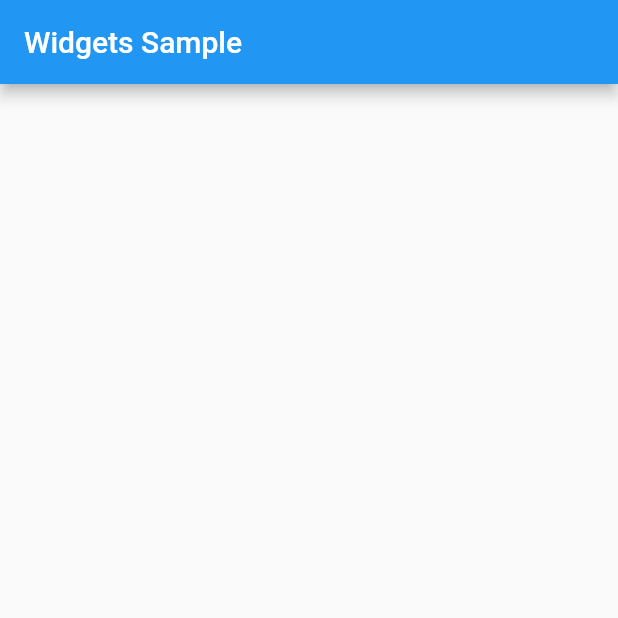
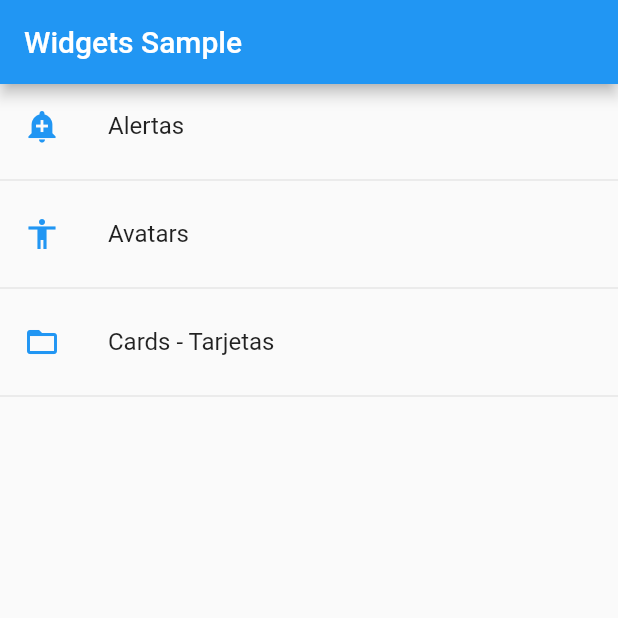
Before and after one commit to SergioDim3nsions/WidgetsSample-Flutter, a Flutter app: the screen it shows after launch, on a phone screen of 412 x 824 dp, the top half of it. Run offline on Flutter 3.47's test engine with Material 2 defaults, Android fonts, the phone set to English and light mode, and no system bars.

Commit message:
- Create routes - ListView with different options to open screens

```diff
--- a/widgets_sample/assets/menu_opts.json
+++ b/widgets_sample/assets/menu_opts.json
@@ -2,19 +2,19 @@
   "app_name": "Components",
   "routes": [
     {
-      "ruta": "alert",
+      "route": "alert",
       "icon": "add_alert",
-      "texto": "Alertas"
+      "text": "Alertas"
     },
     {
-      "ruta": "avatar",
+      "route": "avatar",
       "icon": "accessibility",
-      "texto": "Avatars"
+      "text": "Avatars"
     },
     {
-      "ruta": "card",
+      "route": "card",
       "icon": "folder_open",
-      "texto": "Cards - Tarjetas"
+      "text": "Cards - Tarjetas"
     }
   ]
 }
--- a/widgets_sample/lib/main.dart
+++ b/widgets_sample/lib/src/main/main.dart
@@ -1,6 +1,5 @@
 import 'package:flutter/material.dart';
-import 'package:widgets_sample/src/pages/home_page.dart';
-
+import 'package:widgets_sample/src/routes/routes.dart';
 
 void main() => runApp(MyApp());
 
@@ -9,8 +8,11 @@ class MyApp extends StatelessWidget {
   @override
   Widget build(BuildContext context) {
     return MaterialApp(
-        debugShowCheckedModeBanner: false,
-        title: 'Widgets App',
-        home: HomePage());
+      debugShowCheckedModeBanner: false,
+      title: 'Widgets App',
+      // home: HomePage()
+      initialRoute: '/',
+      routes: getApplicationRoutes(),
+    );
   }
 }
--- a/widgets_sample/lib/src/pages/home_page.dart
+++ b/widgets_sample/lib/src/pages/home_page.dart
@@ -1,5 +1,6 @@
 import 'package:flutter/material.dart';
 import 'package:widgets_sample/src/providers/menu_provider.dart';
+import 'package:widgets_sample/src/utils/icons_string_util.dart';
 
 class HomePage extends StatelessWidget {
   @override
@@ -12,16 +13,35 @@ class HomePage extends StatelessWidget {
     );
   }
 
-  ListView _createList() {
-
-    print(providerMenu.options);
-
-    return ListView(
-      children: _createItemList(),
+  Widget _createList() {
+    return FutureBuilder(
+      future: providerMenu.loadData(),
+      initialData: [],
+      builder: (context, AsyncSnapshot<List<dynamic>> snapshot) {
+        return ListView(
+          children: _createItemList(snapshot.data, context),
+        );
+      },
     );
   }
 
-  List<Widget> _createItemList() {
-  return[];
+  List<Widget> _createItemList(List<dynamic> data, BuildContext context) {
+    final List<Widget> options = [];
+    data.forEach((opt) {
+      final widgetTemp = ListTile(
+        title: Text(opt['text']),
+        leading: getIcon(opt['icon']),
+        onTap: () {
+          Navigator.pushNamed(context, opt['route']);
+
+          // final route = MaterialPageRoute(builder: (context) => AlertPage());
+          // Navigator.push(context, route);
+        },
+      );
+      options..add(widgetTemp)..add(Divider());
+    });
+    return options;
   }
+
+  _onItemClick(BuildContext context) {}
 }
--- /dev/null
+++ b/widgets_sample/lib/src/routes/routes.dart
@@ -0,0 +1,14 @@
+import 'package:flutter/material.dart';
+import 'package:widgets_sample/src/pages/alert_page.dart';
+import 'package:widgets_sample/src/pages/avatar_page.dart';
+import 'package:widgets_sample/src/pages/card_page.dart';
+import 'package:widgets_sample/src/pages/home_page.dart';
+
+Map<String, WidgetBuilder> getApplicationRoutes() {
+  return <String, WidgetBuilder>{
+    '/': (BuildContext context) => HomePage(),
+    'alert': (BuildContext context) => AlertPage(),
+    'avatar': (BuildContext context) => AvatarPage(),
+    'card': (BuildContext context) => CardPage()
+  };
+}
--- /dev/null
+++ b/widgets_sample/lib/src/utils/icons_string_util.dart
@@ -0,0 +1,11 @@
+import 'package:flutter/material.dart';
+
+final _icons = <String, IconData>{
+  'add_alert': Icons.add_alert,
+  'accessibility': Icons.accessibility,
+  'folder_open': Icons.folder_open
+};
+
+Icon getIcon(String iconName) {
+  return Icon(_icons[iconName], color: Colors.blue);
+}
```
Also changed, not shown: widgets_sample/lib/src/pages/alert_page.dart (added, +18 -0 lines), widgets_sample/lib/src/pages/avatar_page.dart (added, +12 -0 lines), widgets_sample/lib/src/pages/card_page.dart (added, +44 -0 lines), widgets_sample/lib/src/providers/menu_provider.dart (+9 -13 lines), 1 other file.
